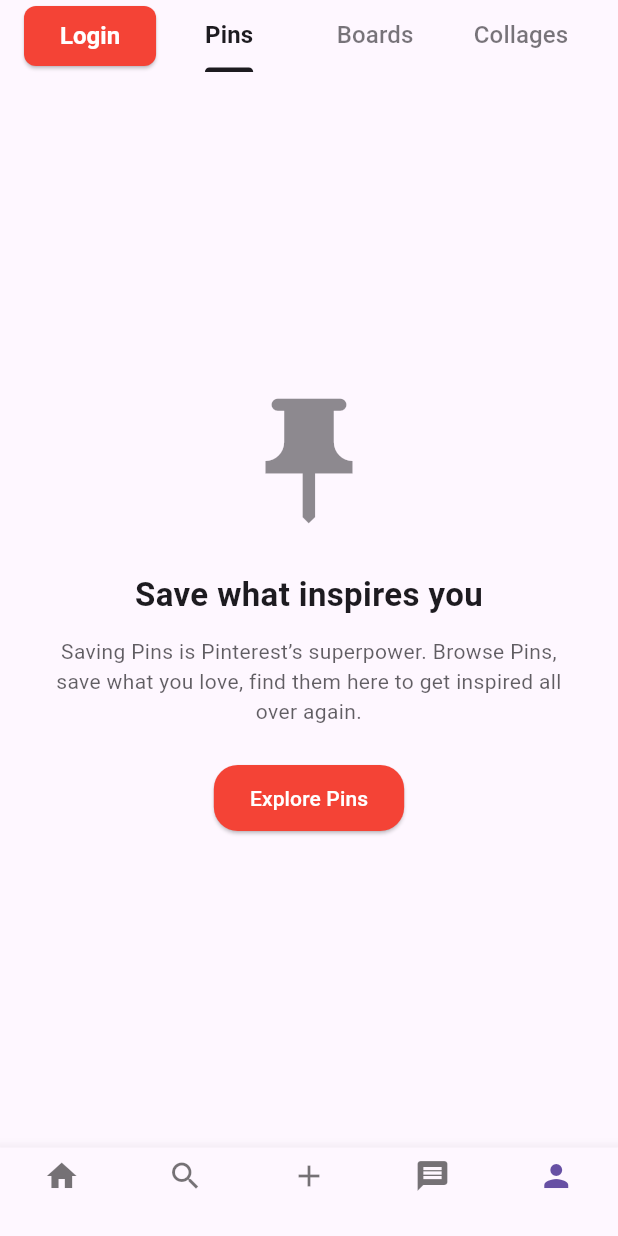
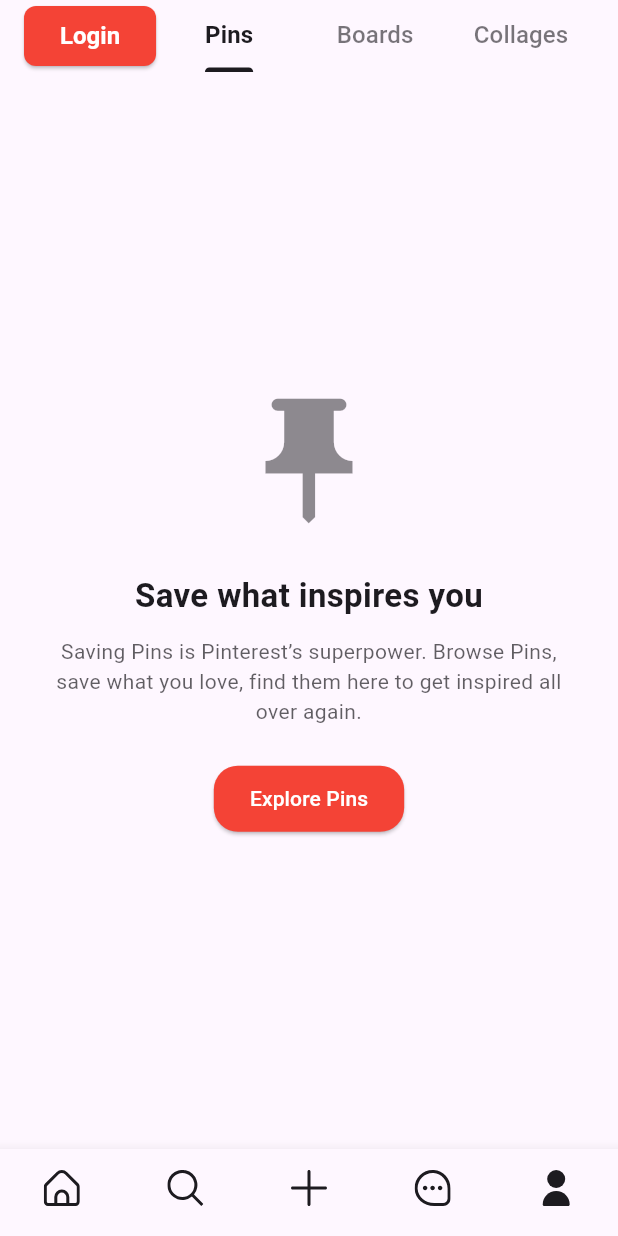
Before and after one commit to Ritex12in/pinterest-clone, a Flutter app: the screen it shows after launch, item 5 of the bottom bar chosen, on a phone screen of 412 x 824 dp. Run offline on Flutter 3.47's test engine with Material 3 defaults, Android fonts, the phone set to English and light mode, and no system bars; our stand-ins replace cached_network_image, dio, flutter_native_splash, flutter_riverpod, flutter_svg, go_router and 1 more; missing offline and left inert: clerk_flutter; network calls fail.

Commit message:
changing bottomNav icon and adding static images to message page

```diff
--- a/lib/core/router/home_shell.dart
+++ b/lib/core/router/home_shell.dart
@@ -1,6 +1,7 @@
 import 'package:flutter/material.dart';
 import 'package:go_router/go_router.dart';
 import 'package:pinterest_clone/core/router/app_routes.dart';
+import 'package:pinterest_clone/core/widgets/nav_icon.dart';
 
 class HomeShell extends StatelessWidget {
   final Widget child;
@@ -21,13 +22,16 @@
   @override
   Widget build(BuildContext context) {
     final currentIndex = _indexFromLocation(context);
-
+    final textColor = Theme.of(context).textTheme.bodyLarge!.color;
     return Scaffold(
       body: child,
       bottomNavigationBar: BottomNavigationBar(
         type: BottomNavigationBarType.fixed,
         currentIndex: currentIndex,
-
+        selectedItemColor: textColor,
+        unselectedItemColor: textColor,
+        showSelectedLabels: false,
+        showUnselectedLabels: false,
         onTap: (index) {
           if (index == 0) context.go(AppRoutes.feed);
           if (index == 1) context.go(AppRoutes.search);
@@ -37,11 +41,31 @@
         },
 
         items: const [
-          BottomNavigationBarItem(icon: Icon(Icons.home), label: ''),
-          BottomNavigationBarItem(icon: Icon(Icons.search), label: ''),
-          BottomNavigationBarItem(icon: Icon(Icons.add), label: ''),
-          BottomNavigationBarItem(icon: Icon(Icons.message), label: ''),
-          BottomNavigationBarItem(icon: Icon(Icons.person), label: ''),
+          BottomNavigationBarItem(
+              icon: NavIcon(icon: 'assets/vectors/home_unselected.svg'),
+              activeIcon: NavIcon(icon: 'assets/vectors/home_selected.svg'),
+              label: 'Feed'
+          ),
+          BottomNavigationBarItem(
+            icon: NavIcon(icon: 'assets/vectors/search_unselected.svg'),
+            activeIcon: NavIcon(icon: 'assets/vectors/search_selected.svg'),
+            label: 'Search',
+          ),
+          BottomNavigationBarItem(
+            icon: NavIcon(icon: 'assets/vectors/plus_unselected.svg'),
+            activeIcon: NavIcon(icon: 'assets/vectors/plus_selected.svg'),
+            label: 'Add',
+          ),
+          BottomNavigationBarItem(
+            icon: NavIcon(icon: 'assets/vectors/message_unselected.svg'),
+            activeIcon: NavIcon(icon: 'assets/vectors/message_selected.svg'),
+            label: 'Messages',
+          ),
+          BottomNavigationBarItem(
+            icon: NavIcon(icon: 'assets/vectors/user_unselected.svg'),
+            activeIcon: NavIcon(icon: 'assets/vectors/user_selected.svg'),
+            label: 'Profile',
+          )
         ],
       ),
     );
--- /dev/null
+++ b/lib/core/widgets/nav_icon.dart
@@ -0,0 +1,18 @@
+import 'package:flutter/material.dart';
+import 'package:flutter_svg/flutter_svg.dart';
+
+class NavIcon extends StatelessWidget {
+  final String icon;
+  const NavIcon({super.key, required this.icon});
+
+  @override
+  Widget build(BuildContext context) {
+    final texColor = Theme.of(context).textTheme.bodyLarge!.color!;
+    return SvgPicture.asset(
+      icon,
+      height: 24,
+      width: 24,
+      colorFilter: ColorFilter.mode(texColor, BlendMode.srcIn),
+    );
+  }
+}
--- a/pubspec.yaml
+++ b/pubspec.yaml
@@ -17,6 +17,7 @@
   cached_network_image: ^3.4.1
   shimmer: ^3.0.0
   flutter_staggered_grid_view: ^0.7.0
+  flutter_svg: ^2.2.1
 
 dev_dependencies:
   flutter_test:
@@ -27,6 +28,7 @@
   uses-material-design: true
   assets:
     - assets/images/
+    - assets/vectors/
 
 flutter_native_splash:
   color: "#000000"
```
Also changed, not shown: lib/core/constants/constants.dart (added, +42 -0 lines), lib/features/message/domain/model/update_model.dart (added, +13 -0 lines), lib/features/message/presentation/pages/messages_page.dart (+48 -28 lines), assets/vectors/home_selected.svg (added), assets/vectors/home_unselected.svg (added), assets/vectors/message_selected.svg (added), assets/vectors/message_unselected.svg (added), assets/vectors/plus_selected.svg (added), assets/vectors/plus_unselected.svg (added), assets/vectors/search_selected.svg (added), assets/vectors/search_unselected.svg (added), assets/vectors/user_selected.svg (added), assets/vectors/user_unselected.svg (added), pubspec.lock.
